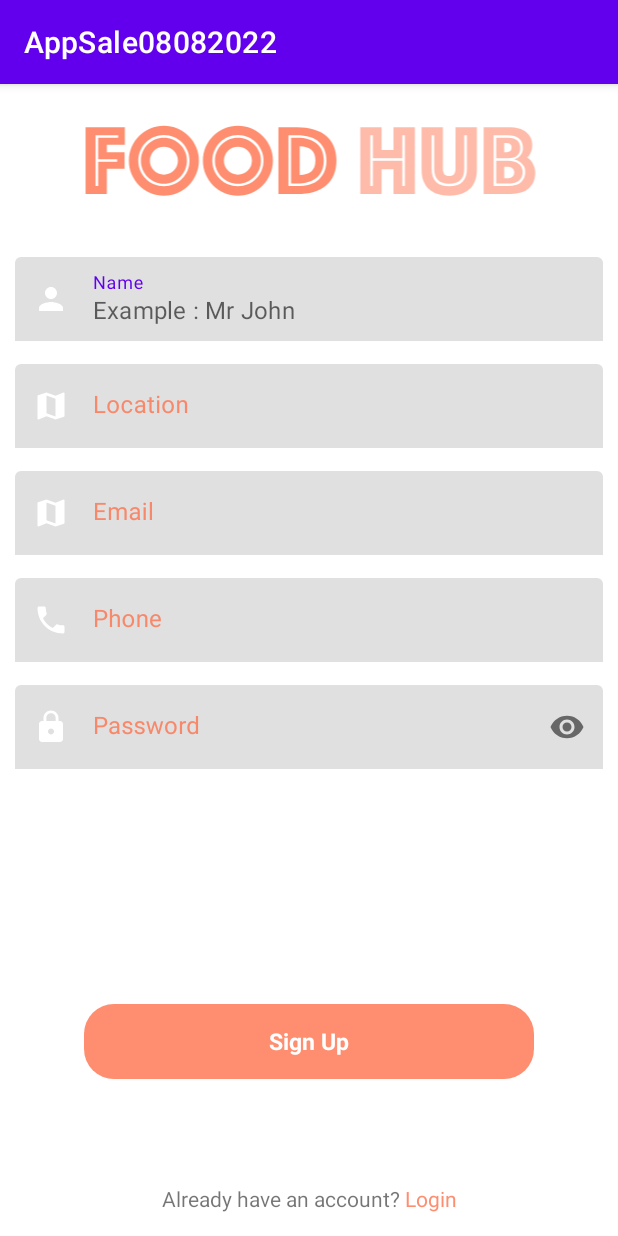
After one commit to huynhtich/AppSale08082022, an Android app: the RegisterActivity screen opened directly, with no data from a screen before it, on a phone screen of 412 x 824 dp. The commit adds this screen. Run offline under Robolectric (Android 15) with nearby library versions, the phone set to English and light mode, and no system bars.

Commit message:
Register

```diff
--- a/app/src/main/java/com/example/appsale08082022/data/remote/ApiService.java
+++ b/app/src/main/java/com/example/appsale08082022/data/remote/ApiService.java
@@ -15,4 +15,7 @@ import retrofit2.http.POST;
 public interface ApiService {
     @POST("/user/sign-in")
     Call<AppResource<UserDTO>> signIn(@Body HashMap<String, Object> body);
+
+    @POST("/user/sign-up")
+    Call<AppResource<UserDTO>> register(@Body HashMap<String, Object> body);
 }
--- /dev/null
+++ b/app/src/main/java/com/example/appsale08082022/presentation/view/activity/RegisterActivity.java
@@ -0,0 +1,99 @@
+package com.example.appsale08082022.presentation.view.activity;
+
+import androidx.annotation.NonNull;
+import androidx.appcompat.app.AppCompatActivity;
+import androidx.lifecycle.Observer;
+import androidx.lifecycle.ViewModel;
+import androidx.lifecycle.ViewModelProvider;
+
+import android.content.Intent;
+import android.graphics.Color;
+import android.os.Bundle;
+import android.text.SpannableStringBuilder;
+import android.text.method.LinkMovementMethod;
+import android.view.View;
+import android.widget.Toast;
+
+import com.example.appsale08082022.data.model.AppResource;
+import com.example.appsale08082022.data.model.User;
+import com.example.appsale08082022.databinding.ActivityRegisterBinding;
+import com.example.appsale08082022.presentation.viewmodel.RegisterViewModel;
+import com.example.appsale08082022.utils.SpannedUtil;
+
+public class RegisterActivity extends AppCompatActivity {
+
+    ActivityRegisterBinding binding;
+    RegisterViewModel registerViewModel;
+
+    @Override
+    protected void onCreate(Bundle savedInstanceState) {
+        super.onCreate(savedInstanceState);
+        binding = ActivityRegisterBinding.inflate(getLayoutInflater());
+        setContentView(binding.getRoot());
+
+        registerViewModel = new ViewModelProvider(this, new ViewModelProvider.Factory() {
+            @NonNull
+            @Override
+            public <T extends ViewModel> T create(@NonNull Class<T> modelClass) {
+                return (T) new RegisterViewModel(RegisterActivity.this);
+            }
+        }).get(RegisterViewModel.class);
+
+        observer();
+        event();
+    }
+
+    private void event() {
+        binding.registerButton.setOnClickListener(new View.OnClickListener() {
+            @Override
+            public void onClick(View view) {
+                String email = binding.textEditEmail.getText().toString();
+                String name = binding.textEditName.getText().toString();
+                String password = binding.textEditPassword.getText().toString();
+                String phone = binding.textEditPhone.getText().toString();
+                String address = binding.textEditAddress.getText().toString();
+
+                if (email.isEmpty() || password.isEmpty() || phone.isEmpty() || address.isEmpty() || name.isEmpty()) {
+                    Toast.makeText(RegisterActivity.this, "Bạn chưa nhập đủ thông tin!!!", Toast.LENGTH_SHORT).show();
+                    return;
+                }
+                registerViewModel.register(email, password, phone, address, name);
+            }
+        });
+
+        SpannableStringBuilder spannableStringBuilder = new SpannableStringBuilder();
+        spannableStringBuilder.append("Already have an account?");
+        spannableStringBuilder.append(SpannedUtil.setClickColorLink(" Login", this, new SpannedUtil.OnListenClick() {
+            @Override
+            public void onClick() {
+                finish();
+            }
+        }));
+        binding.textViewLogin.setText(spannableStringBuilder);
+        binding.textViewLogin.setHighlightColor(Color.TRANSPARENT);
+        binding.textViewLogin.setMovementMethod(LinkMovementMethod.getInstance());
+    }
+
+    private void observer() {
+        registerViewModel.getUserResource().observe(this, new Observer<AppResource<User>>() {
+            @Override
+            public void onChanged(AppResource<User> userAppResource) {
+                switch (userAppResource.status) {
+                    case ERROR:
+                        binding.layoutLoading.layoutLoading.setVisibility(View.GONE);
+                        Toast.makeText(RegisterActivity.this, userAppResource.message, Toast.LENGTH_SHORT).show();
+                        break;
+                    case LOADING:
+                        binding.layoutLoading.layoutLoading.setVisibility(View.VISIBLE);
+                        break;
+                    case SUCCESS:
+                        binding.layoutLoading.layoutLoading.setVisibility(View.GONE);
+                        Toast.makeText(RegisterActivity.this, "Đăng ký thành công", Toast.LENGTH_SHORT).show();
+                        finish();
+                        break;
+                }
+            }
+        });
+    }
+
+}
--- /dev/null
+++ b/app/src/main/java/com/example/appsale08082022/presentation/viewmodel/RegisterViewModel.java
@@ -0,0 +1,65 @@
+package com.example.appsale08082022.presentation.viewmodel;
+
+import android.content.Context;
+
+import androidx.lifecycle.LiveData;
+import androidx.lifecycle.MutableLiveData;
+import androidx.lifecycle.ViewModel;
+
+import com.example.appsale08082022.data.model.AppResource;
+import com.example.appsale08082022.data.model.User;
+import com.example.appsale08082022.data.remote.dto.UserDTO;
+import com.example.appsale08082022.data.repository.AuthenticationRepository;
+
+import org.json.JSONException;
+import org.json.JSONObject;
+
+import java.io.IOException;
+
+import retrofit2.Call;
+import retrofit2.Callback;
+import retrofit2.Response;
+
+public class RegisterViewModel extends ViewModel {
+    private MutableLiveData<AppResource<User>> userResource = new MutableLiveData<>();
+    private AuthenticationRepository repository;
+
+    public RegisterViewModel(Context context) {
+        repository = new AuthenticationRepository(context);
+    }
+
+    public LiveData<AppResource<User>> getUserResource() {
+        return userResource;
+    }
+
+    public void register(String email, String password, String phone, String address, String name){
+        userResource.setValue(new AppResource.Loading(null));
+        Call<AppResource<UserDTO>> callSignIn = repository.register(email, password, name, phone, address);
+        callSignIn.enqueue(new Callback<AppResource<UserDTO>>() {
+            @Override
+            public void onResponse(Call<AppResource<UserDTO>> call, Response<AppResource<UserDTO>> response) {
+                if (response.isSuccessful()) {
+                    AppResource<UserDTO> userDTOAppResource = response.body();
+                    UserDTO userDTO = userDTOAppResource.data;
+                    User user = new User(userDTO.getEmail(), userDTO.getName(), userDTO.getPhone(), userDTO.getToken());
+                    userResource.setValue(new AppResource.Success<>(user));
+                } else {
+                    try {
+                        JSONObject jsonObject = new JSONObject(response.errorBody().string());
+                        String message = jsonObject.getString("message");
+                        userResource.setValue(new AppResource.Error<>(message));
+                    } catch (JSONException e) {
+                        e.printStackTrace();
+                    } catch (IOException e) {
+                        e.printStackTrace();
+                    }
+                }
+            }
+
+            @Override
+            public void onFailure(Call<AppResource<UserDTO>> call, Throwable t) {
+                userResource.setValue(new AppResource.Error<>(t.getMessage()));
+            }
+        });
+    }
+}
--- /dev/null
+++ b/app/src/main/java/com/example/appsale08082022/utils/SpannedUtil.java
@@ -0,0 +1,35 @@
+package com.example.appsale08082022.utils;
+
+import android.content.Context;
+import android.text.SpannableStringBuilder;
+import android.text.Spanned;
+import android.text.TextPaint;
+import android.text.style.ClickableSpan;
+import android.view.View;
+
+import androidx.annotation.NonNull;
+
+import com.example.appsale08082022.R;
+
+public class SpannedUtil {
+    public static SpannableStringBuilder setClickColorLink(String text, Context context, OnListenClick onListenClick) {
+        SpannableStringBuilder builder = new SpannableStringBuilder();
+        builder.append(text);
+        builder.setSpan(new ClickableSpan() {
+            @Override
+            public void onClick(@NonNull View view) {
+                onListenClick.onClick();
+            }
+
+            @Override
+            public void updateDrawState(@NonNull TextPaint ds) {
+                ds.setColor(context.getResources().getColor(R.color.primary));
+            }
+        }, 0, builder.length(), Spanned.SPAN_INCLUSIVE_INCLUSIVE);
+        return builder;
+    }
+
+    public interface OnListenClick {
+        void onClick();
+    }
+}
--- /dev/null
+++ b/app/src/main/res/layout/activity_register.xml
@@ -0,0 +1,192 @@
+<?xml version="1.0" encoding="utf-8"?>
+<androidx.constraintlayout.widget.ConstraintLayout xmlns:android="http://schemas.android.com/apk/res/android"
+    xmlns:app="http://schemas.android.com/apk/res-auto"
+    xmlns:tools="http://schemas.android.com/tools"
+    android:layout_width="match_parent"
+    android:layout_height="match_parent"
+    tools:context=".presentation.view.activity.RegisterActivity">
+    <ImageView
+        android:id="@+id/image_view_sign_up"
+        android:layout_width="400dp"
+        android:layout_height="0dp"
+        android:src="@drawable/ic_text_logo"
+        app:layout_constraintDimensionRatio="4:1"
+        app:layout_constraintEnd_toEndOf="parent"
+        app:layout_constraintStart_toStartOf="parent"
+        app:layout_constraintTop_toTopOf="parent"/>
+
+    <androidx.constraintlayout.widget.Barrier
+        android:id="@+id/barrier"
+        android:layout_width="wrap_content"
+        android:layout_height="wrap_content"
+        app:barrierDirection="bottom"
+        app:constraint_referenced_ids="image_view_sign_up" />
+
+    <com.google.android.material.textfield.TextInputLayout
+        android:textColorHint="@color/primary"
+        android:id="@+id/textLayoutName"
+        style="@style/Widget.MaterialComponents.TextInputLayout.FilledBox"
+        android:layout_width="match_parent"
+        android:layout_height="wrap_content"
+        android:layout_marginHorizontal="10dp"
+        android:layout_marginTop="15dp"
+        android:hint="Name"
+        app:placeholderText="Example : Mr John"
+        app:boxStrokeWidth="0dp"
+        app:boxStrokeWidthFocused="0dp"
+        app:layout_constraintEnd_toEndOf="parent"
+        app:layout_constraintStart_toStartOf="parent"
+        app:layout_constraintTop_toBottomOf="@id/barrier"
+        app:startIconDrawable="@drawable/ic_user"
+        app:startIconTint="@null">
+
+        <com.google.android.material.textfield.TextInputEditText
+            android:id="@+id/textEditName"
+            android:layout_width="match_parent"
+            android:layout_height="wrap_content"
+            android:imeOptions="actionNext"
+            android:maxLines="1" />
+    </com.google.android.material.textfield.TextInputLayout>
+
+    <com.google.android.material.textfield.TextInputLayout
+        android:textColorHint="@color/primary"
+        android:id="@+id/textLayoutLocation"
+        style="@style/Widget.MaterialComponents.TextInputLayout.FilledBox"
+        android:layout_width="match_parent"
+        android:layout_height="wrap_content"
+        android:layout_marginHorizontal="10dp"
+        android:layout_marginTop="15dp"
+        app:placeholderText="Example : District 1"
+        android:hint="Location"
+        app:boxStrokeWidth="0dp"
+        app:boxStrokeWidthFocused="0dp"
+        app:layout_constraintEnd_toEndOf="parent"
+        app:layout_constraintStart_toStartOf="parent"
+        app:layout_constraintTop_toBottomOf="@id/textLayoutName"
+        app:startIconDrawable="@drawable/ic_location"
+        app:startIconTint="@null">
+
+        <com.google.android.material.textfield.TextInputEditText
+            android:id="@+id/text_edit_address"
+            android:layout_width="match_parent"
+            android:layout_height="wrap_content"
+            android:imeOptions="actionNext"
+            android:maxLines="1" />
+    </com.google.android.material.textfield.TextInputLayout>
+
+    <com.google.android.material.textfield.TextInputLayout
+        android:textColorHint="@color/primary"
+        android:id="@+id/textLayoutEmail"
+        style="@style/Widget.MaterialComponents.TextInputLayout.FilledBox"
+        android:layout_width="match_parent"
+        android:layout_height="wrap_content"
+        android:layout_marginHorizontal="10dp"
+        android:layout_marginTop="15dp"
+        android:hint="Email"
+        app:placeholderText="Example : abc@gmail.com"
+        app:boxStrokeWidth="0dp"
+        app:boxStrokeWidthFocused="0dp"
+        app:layout_constraintEnd_toEndOf="parent"
+        app:layout_constraintStart_toStartOf="parent"
+        app:layout_constraintTop_toBottomOf="@id/textLayoutLocation"
+        app:startIconDrawable="@drawable/ic_location"
+        app:startIconTint="@null">
+
+        <com.google.android.material.textfield.TextInputEditText
+            android:id="@+id/textEditEmail"
+            android:layout_width="match_parent"
+            android:layout_height="wrap_content"
+            android:imeOptions="actionNext"
+            android:maxLines="1" />
+    </com.google.android.material.textfield.TextInputLayout>
+    <com.google.android.material.textfield.TextInputLayout
+        android:textColorHint="@color/primary"
+        android:id="@+id/textLayoutPhone"
+        style="@style/Widget.MaterialComponents.TextInputLayout.FilledBox"
+        android:layout_width="match_parent"
+        android:layout_height="wrap_content"
+        android:layout_marginHorizontal="10dp"
+        android:layout_marginTop="15dp"
+        android:hint="Phone"
+        app:placeholderText="Example : (+84) 123 456 789"
+        app:boxStrokeWidth="0dp"
+        app:boxStrokeWidthFocused="0dp"
+        app:layout_constraintEnd_toEndOf="parent"
+        app:layout_constraintStart_toStartOf="parent"
+        app:layout_constraintTop_toBottomOf="@id/textLayoutEmail"
+        app:startIconDrawable="@drawable/ic_phone"
+        app:startIconTint="@null">
+
+        <com.google.android.material.textfield.TextInputEditText
+            android:id="@+id/textEditPhone"
+            android:layout_width="match_parent"
+            android:layout_height="wrap_content"
+            android:imeOptions="actionNext"
+            android:maxLines="1" />
+    </com.google.android.material.textfield.TextInputLayout>
+    <com.google.android.material.textfield.TextInputLayout
+        android:textColorHint="@color/primary"
+        android:id="@+id/textLayoutPassword"
+        style="@style/Widget.MaterialComponents.TextInputLayout.FilledBox"
+        android:layout_width="match_parent"
+        android:layout_height="wrap_content"
+        android:layout_marginHorizontal="10dp"
+        android:layout_marginTop="15dp"
+        android:hint="Password"
+        app:boxStrokeWidth="0dp"
+        app:boxStrokeWidthFocused="0dp"
+        app:layout_constraintEnd_toEndOf="parent"
+        app:layout_constraintStart_toStartOf="parent"
+        app:layout_constraintTop_toBottomOf="@id/textLayoutPhone"
+        app:passwordToggleEnabled="true"
+        app:startIconDrawable="@drawable/ic_password"
+        app:startIconTint="@null">
+
+        <com.google.android.material.textfield.TextInputEditText
+            android:id="@+id/textEditPassword"
+            android:layout_width="match_parent"
+            android:layout_height="wrap_content"
+            android:imeOptions="actionDone"
+            android:inputType="textPassword"
+            android:maxLines="1" />
+    </com.google.android.material.textfield.TextInputLayout>
+
+    <LinearLayout
+        android:background="@drawable/background_button_corner_primary"
+        android:id="@+id/register_button"
+        android:layout_width="0dp"
+        android:layout_height="50dp"
+        app:layout_constraintBottom_toBottomOf="parent"
+        app:layout_constraintDimensionRatio="6:1"
+        app:layout_constraintEnd_toEndOf="parent"
+        app:layout_constraintStart_toStartOf="parent"
+        app:layout_constraintTop_toBottomOf="@id/textLayoutPassword"
+        app:layout_constraintVertical_bias="0.6"
+        android:gravity="center">
+
+        <TextView
+            android:id="@+id/register_text"
+            android:layout_width="wrap_content"
+            android:layout_height="wrap_content"
+            android:text="Sign Up"
+            android:textColor="@color/white"
+            android:textSize="15sp"
+            android:textStyle="bold" />
+    </LinearLayout>
+
+    <TextView
+        android:id="@+id/text_view_login"
+        android:layout_width="wrap_content"
+        android:layout_height="wrap_content"
+        app:layout_constraintBottom_toBottomOf="parent"
+        app:layout_constraintEnd_toEndOf="parent"
+        app:layout_constraintStart_toStartOf="parent"
+        app:layout_constraintTop_toBottomOf="@id/register_button"
+        app:layout_constraintVertical_bias="0.824"
+        tools:text="Already have an account? Login" />
+
+    <include
+        android:id="@+id/layout_loading"
+        layout="@layout/layout_loading"
+        android:visibility="gone" />
+</androidx.constraintlayout.widget.ConstraintLayout>
```
Also changed, not shown: app/build.gradle (+6 -1 lines), app/src/main/AndroidManifest.xml (+8 -0 lines), app/src/main/java/com/example/appsale08082022/data/repository/AuthenticationRepository.java (+10 -0 lines), app/src/main/java/com/example/appsale08082022/presentation/view/activity/SignInActivity.java (+55 -8 lines), app/src/main/res/layout/activity_sign_in.xml (+4 -4 lines), app/src/main/res/layout/layout_loading.xml (added, +19 -0 lines).
